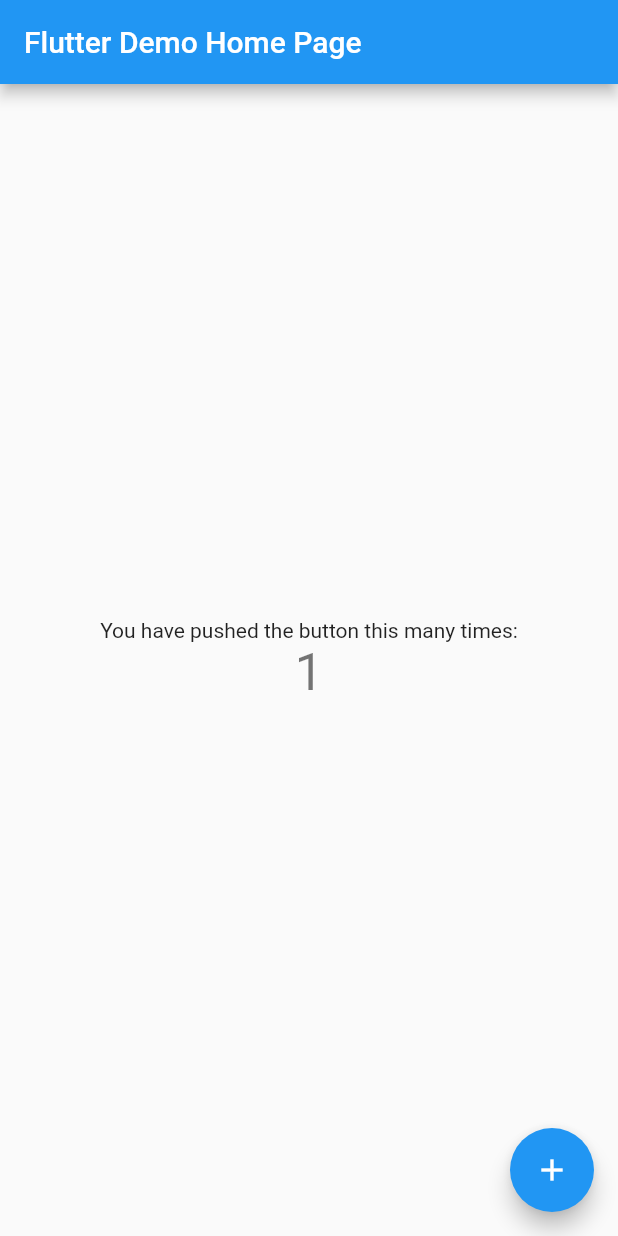
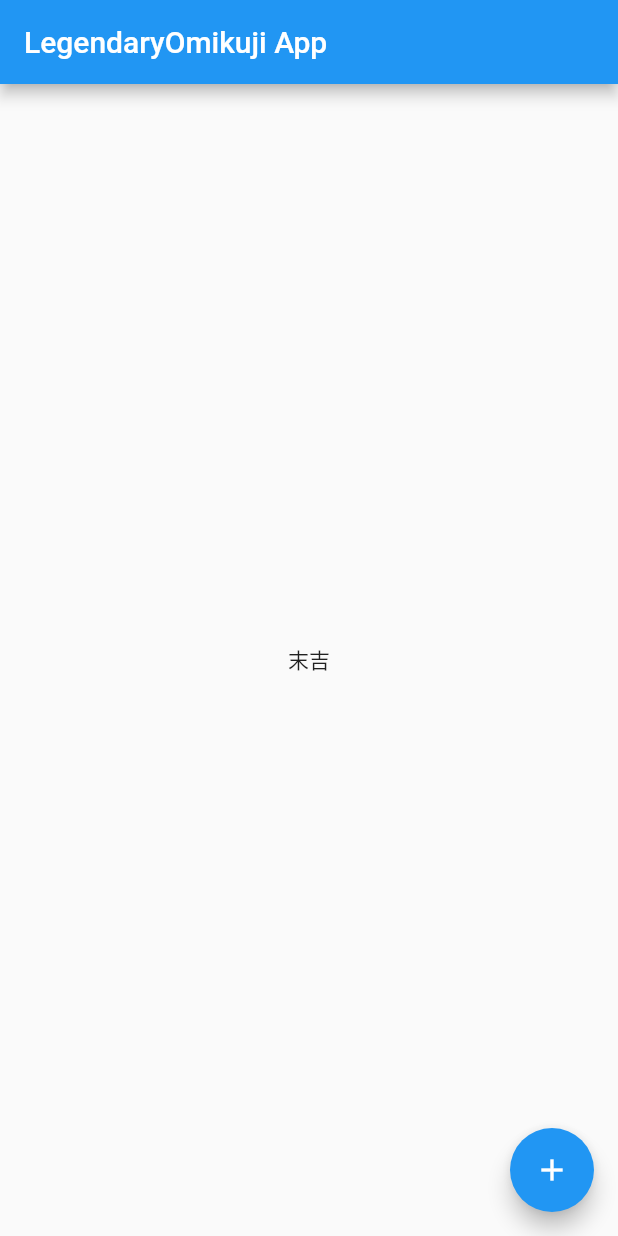
Before and after one commit to okome90/LegendaryOmikujiAppFlutter, a Flutter app: the screen it shows after launch, after a tap on the "add" icon, on a phone screen of 412 x 824 dp. Run offline on Flutter 3.47's test engine with Material 2 defaults, Android fonts, the phone set to English and light mode, and no system bars.

Commit message:
add generate omikuji.

```diff
--- a/lib/main.dart
+++ b/lib/main.dart
@@ -1,109 +1,15 @@
 import 'package:flutter/material.dart';
+import 'omikuji.dart';
 
-void main() => runApp(new MyApp());
 
-class MyApp extends StatelessWidget {
-  // This widget is the root of your application.
+void main() => runApp(new LegendaryOmikujiApp());
+
+class LegendaryOmikujiApp extends StatelessWidget {
   @override
   Widget build(BuildContext context) {
     return new MaterialApp(
-      title: 'Flutter Demo',
-      theme: new ThemeData(
-        // This is the theme of your application.
-        //
-        // Try running your application with "flutter run". You'll see the
-        // application has a blue toolbar. Then, without quitting the app, try
-        // changing the primarySwatch below to Colors.green and then invoke
-        // "hot reload" (press "r" in the console where you ran "flutter run",
-        // or press Run > Flutter Hot Reload in IntelliJ). Notice that the
-        // counter didn't reset back to zero; the application is not restarted.
-        primarySwatch: Colors.blue,
-      ),
-      home: new MyHomePage(title: 'Flutter Demo Home Page'),
+      title: 'Welcome to Legendary Omikuji App',
+      home: new OmikujiPage(title: 'LegendaryOmikuji App'),
     );
   }
 }
-
-class MyHomePage extends StatefulWidget {
-  MyHomePage({Key key, this.title}) : super(key: key);
-
-  // This widget is the home page of your application. It is stateful, meaning
-  // that it has a State object (defined below) that contains fields that affect
-  // how it looks.
-
-  // This class is the configuration for the state. It holds the values (in this
-  // case the title) provided by the parent (in this case the App widget) and
-  // used by the build method of the State. Fields in a Widget subclass are
-  // always marked "final".
-
-  final String title;
-
-  @override
-  _MyHomePageState createState() => new _MyHomePageState();
-}
-
-class _MyHomePageState extends State<MyHomePage> {
-  int _counter = 0;
-
-  void _incrementCounter() {
-    setState(() {
-      // This call to setState tells the Flutter framework that something has
-      // changed in this State, which causes it to rerun the build method below
-      // so that the display can reflect the updated values. If we changed
-      // _counter without calling setState(), then the build method would not be
-      // called again, and so nothing would appear to happen.
-      _counter++;
-    });
-  }
-
-  @override
-  Widget build(BuildContext context) {
-    // This method is rerun every time setState is called, for instance as done
-    // by the _incrementCounter method above.
-    //
-    // The Flutter framework has been optimized to make rerunning build methods
-    // fast, so that you can just rebuild anything that needs updating rather
-    // than having to individually change instances of widgets.
-    return new Scaffold(
-      appBar: new AppBar(
-        // Here we take the value from the MyHomePage object that was created by
-        // the App.build method, and use it to set our appbar title.
-        title: new Text(widget.title),
-      ),
-      body: new Center(
-        // Center is a layout widget. It takes a single child and positions it
-        // in the middle of the parent.
-        child: new Column(
-          // Column is also layout widget. It takes a list of children and
-          // arranges them vertically. By default, it sizes itself to fit its
-          // children horizontally, and tries to be as tall as its parent.
-          //
-          // Invoke "debug paint" (press "p" in the console where you ran
-          // "flutter run", or select "Toggle Debug Paint" from the Flutter tool
-          // window in IntelliJ) to see the wireframe for each widget.
-          //
-          // Column has various properties to control how it sizes itself and
-          // how it positions its children. Here we use mainAxisAlignment to
-          // center the children vertically; the main axis here is the vertical
-          // axis because Columns are vertical (the cross axis would be
-          // horizontal).
-          mainAxisAlignment: MainAxisAlignment.center,
-          children: <Widget>[
-            new Text(
-              'You have pushed the button this many times:',
-            ),
-            new Text(
-              '$_counter',
-              style: Theme.of(context).textTheme.display1,
-            ),
-          ],
-        ),
-      ),
-      floatingActionButton: new FloatingActionButton(
-        onPressed: _incrementCounter,
-        tooltip: 'Increment',
-        child: new Icon(Icons.add),
-      ), // This trailing comma makes auto-formatting nicer for build methods.
-    );
-  }
-}
--- /dev/null
+++ b/lib/omikuji.dart
@@ -0,0 +1,89 @@
+import 'package:flutter/material.dart';
+import 'dart:math' as math;
+
+enum OmikujiResultType {
+  great,
+  good,
+  middle,
+  small,
+  uncertain,
+  bad,
+  terrible,
+  manji,
+}
+
+class OmikujiPage extends StatefulWidget {
+  OmikujiPage({Key key, this.title}) : super(key: key);
+
+  final String title;
+  String result = "おみくじ";
+
+  @override
+  _OmikujiPageState createState() => new _OmikujiPageState();
+}
+
+class _OmikujiPageState extends State<OmikujiPage> {
+
+  void _pressedOmikujiButton() {
+    setState(() {
+      // omikujiNumberを採番し対応する運勢をラベルに反映する
+      OmikujiResultType resultType = getOmikujiResultType();
+      widget.result = convertResultTypeToString(resultType);
+    });
+  }
+
+  OmikujiResultType getOmikujiResultType() {
+    int resultIndex = new math.Random().nextInt(OmikujiResultType.values.length);
+    return OmikujiResultType.values[resultIndex];
+  }
+
+  String convertResultTypeToString(OmikujiResultType resultType) {
+    switch (resultType) {
+      case OmikujiResultType.great:
+        return "大吉";
+      case OmikujiResultType.good:
+        return "吉";
+      case OmikujiResultType.middle:
+        return "中吉";
+      case OmikujiResultType.small:
+        return "小吉";
+      case OmikujiResultType.uncertain:
+        return "末吉";
+      case OmikujiResultType.bad:
+        return "凶";
+      case OmikujiResultType.terrible:
+        return "大凶";
+      case OmikujiResultType.manji:
+      default:
+        return "卍卍卍";
+    }
+  }
+
+  @override
+  Widget build(BuildContext context) {
+
+    // 渡し元はMyApp.build
+    return new Scaffold(
+      // 画面上のバー
+      appBar: new AppBar(
+        title: new Text(widget.title),
+      ),
+      // レイアウト。単一の子を取り、それを親の中央に配置する
+      body: new Center(
+        child: new Column(
+          mainAxisAlignment: MainAxisAlignment.center,
+          children: <Widget>[
+            new Text(
+              widget.result
+            ),
+          ],
+        ),
+      ),
+      floatingActionButton:  new FloatingActionButton(
+        onPressed: _pressedOmikujiButton,
+        tooltip: 'Draw Omikuji',
+        child: new Icon(Icons.add),
+      ),
+    );
+  }
+}
```
